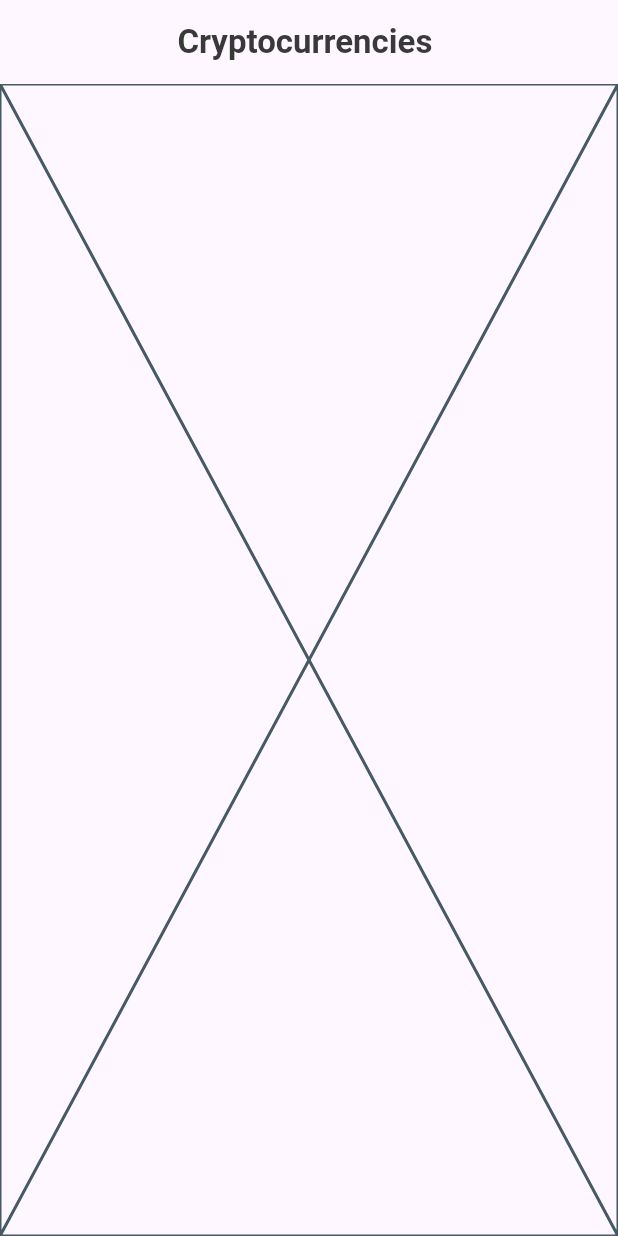
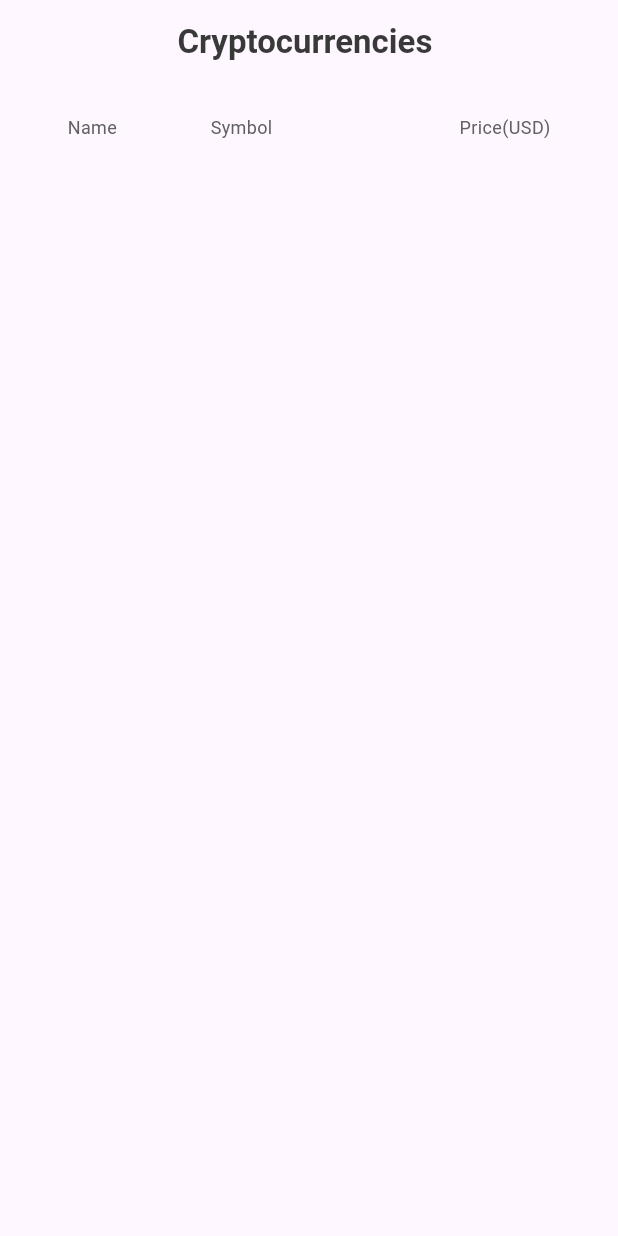
Before and after one commit to ahmedjamal22290/Cryptocurrency_price_mobile_app, a Flutter app: the screen it shows after launch, on a phone screen of 412 x 824 dp. Run offline on Flutter 3.47's test engine with Material 3 defaults, Android fonts, the light colour scheme and no system bars.

Commit message:
create categories

```diff
--- a/lib/components/home_view_body.dart
+++ b/lib/components/home_view_body.dart
@@ -5,6 +5,42 @@ class HomeViewBody extends StatelessWidget {
 
   @override
   Widget build(BuildContext context) {
-    return const Placeholder();
+    return Padding(
+      padding: const EdgeInsets.symmetric(vertical: 20, horizontal: 20.0),
+      child: Column(
+        children: [
+          Padding(
+            padding: const EdgeInsets.symmetric(horizontal: 25.0),
+            child: Row(
+              children: [
+                Text(
+                  'Name',
+                  style: TextStyle(
+                    fontSize: 12,
+                    color: Colors.grey[700],
+                  ),
+                ),
+                const Spacer(),
+                Text(
+                  'Symbol',
+                  style: TextStyle(
+                    fontSize: 12,
+                    color: Colors.grey[700],
+                  ),
+                ),
+                const Spacer(flex: 2),
+                Text(
+                  'Price(USD)',
+                  style: TextStyle(
+                    fontSize: 12,
+                    color: Colors.grey[700],
+                  ),
+                ),
+              ],
+            ),
+          )
+        ],
+      ),
+    );
   }
 }
```
